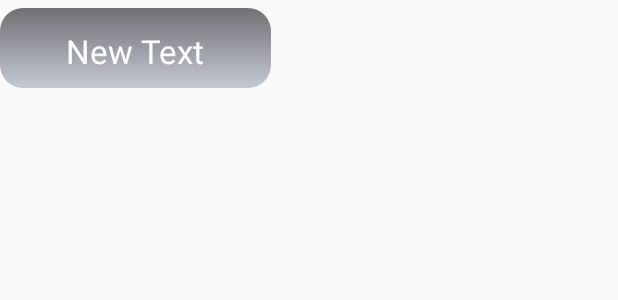
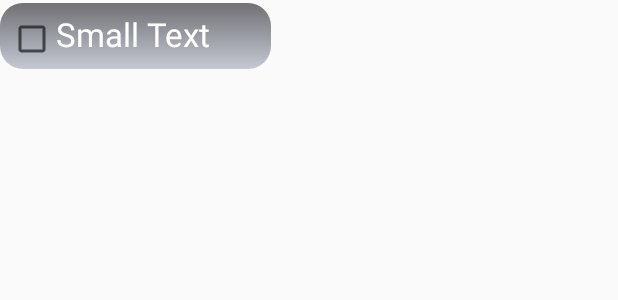
Before and after one commit to ultiferrago/ElStudioGato, an Android app: the layout delete_list_item_layout.xml on its own in the app's theme, with its tools: preview values and no code run, on a phone screen of 412 x 824 dp. Shown: the top 300 px of the screen. Run offline under Robolectric (Android 15) with nearby library versions, the phone set to English and light mode, and no system bars.

Commit message:
Implementing Add/Delete for organizational stage.

```diff
--- a/app/src/main/res/layout/adapter_layout.xml
+++ b/app/src/main/res/layout/delete_list_item_layout.xml
@@ -2,8 +2,8 @@
 <LinearLayout xmlns:android="http://schemas.android.com/apk/res/android"
     android:orientation="vertical" android:layout_width="wrap_content"
     android:layout_height="fill_parent"
-    android:paddingTop="5dp"
-    android:paddingBottom="5dp">
+    android:paddingTop="2dp"
+    android:paddingBottom="2dp">
 
     <LinearLayout
         android:orientation="horizontal"
@@ -16,18 +16,23 @@
         android:background="@drawable/list_button"
         android:paddingBottom="6dp"
         android:paddingTop="6dp"
-        android:paddingLeft="40dp"
-        android:paddingRight="40dp">
+        android:paddingLeft="5dp"
+        android:paddingRight="40dp"
+        android:weightSum="1">
+
+        <CheckBox
+            android:layout_width="wrap_content"
+            android:layout_height="wrap_content"
+            android:id="@+id/item_delete_box" />
 
         <TextView
-            android:layout_width="fill_parent"
+            android:layout_width="wrap_content"
             android:layout_height="wrap_content"
-            android:text="New Text"
-            android:id="@+id/SubjectText"
-            android:textColor="#ffffff"
+            android:textAppearance="?android:attr/textAppearanceSmall"
+            android:text="Small Text"
+            android:id="@+id/item_delete_name"
+            android:textColor="#FFFFFFFF"
             android:textSize="22sp"
-            android:layout_marginTop="4dp"
-            android:padding="4dp"
-            android:gravity="center" />
+            android:layout_weight="4" />
     </LinearLayout>
 </LinearLayout>
```
Also changed, not shown: app/src/main/java/edu/auburn/eng/csse/comp3710/team6/MainActivity.java (+8 -0 lines), app/src/main/java/edu/auburn/eng/csse/comp3710/team6/OrganizationDeleteFragment.java (added, +51 -0 lines), app/src/main/java/edu/auburn/eng/csse/comp3710/team6/SubjectDeleteAdapter.java (added, +66 -0 lines), app/src/main/res/layout/delete_layout.xml (added, +34 -0 lines).
